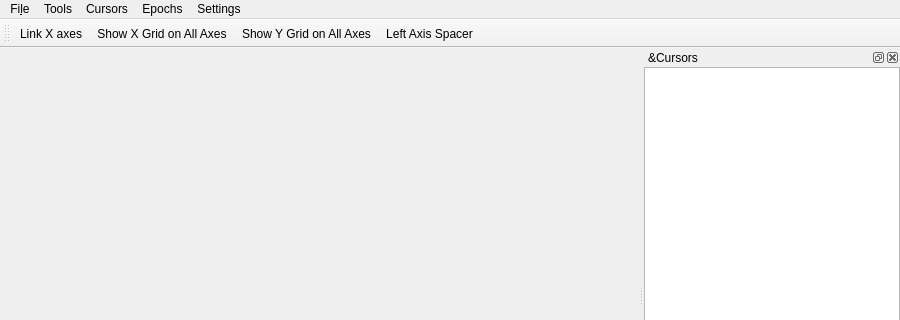
ctigaret/scipyen, file src/scipyen/gui/signalviewer.ui: the form before one commit; both pictures show x 0 to 900 and y 0 to 320 of the 900 by 564 pixel window.
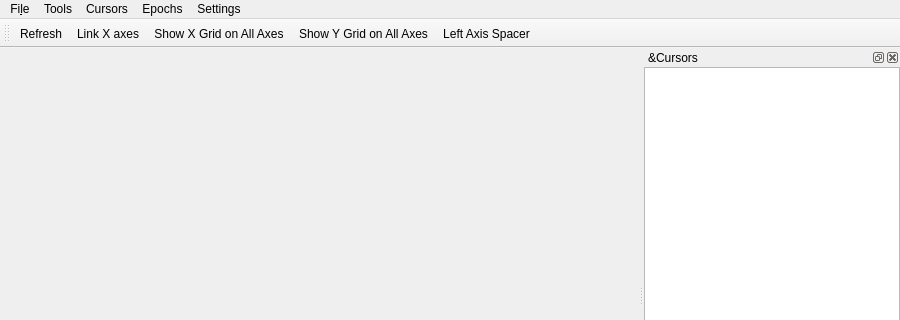
The form after the commit. Icons and pictures are not drawn. Custom widgets are drawn as their Qt base class.

Diff of the .ui file:
```diff
--- a/src/scipyen/gui/signalviewer.ui
+++ b/src/scipyen/gui/signalviewer.ui
@@ -355,6 +355,7 @@
    <attribute name="toolBarBreak">
     <bool>false</bool>
    </attribute>
+   <addaction name="actionRefresh"/>
    <addaction name="actionLink_X_axes"/>
    <addaction name="actionShow_X_grid"/>
    <addaction name="actionShow_Y_grid"/>
```
Left out of the diff: 8 changed lines with no effect on the pictures.
